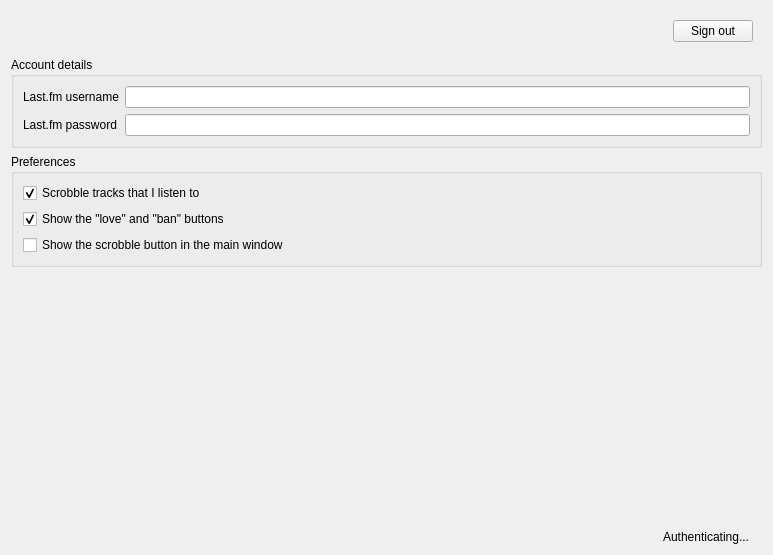
The window that src/radio/lastfmconfig.ui (clementine-player/Clementine) describes before a commit, drawn with Qt 5.
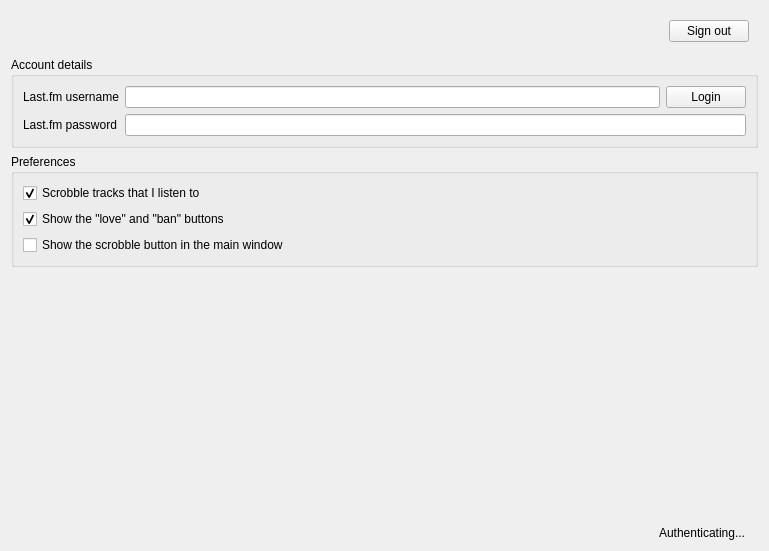
The same window after the commit. Custom widgets are drawn as their Qt base class.

Commit message: Added Login button to Last.Fm and others online services. Fixes issue 1772

What changed in the file:
```diff
--- a/src/radio/lastfmconfig.ui
+++ b/src/radio/lastfmconfig.ui
@@ -6,8 +6,8 @@
    <rect>
     <x>0</x>
     <y>0</y>
-    <width>773</width>
-    <height>555</height>
+    <width>769</width>
+    <height>551</height>
    </rect>
   </property>
   <layout class="QVBoxLayout" name="verticalLayout_2">
@@ -92,6 +92,13 @@
         <item>
          <widget class="QLineEdit" name="username"/>
         </item>
+        <item>
+         <widget class="QPushButton" name="login">
+          <property name="text">
+           <string>Login</string>
+          </property>
+         </widget>
+        </item>
        </layout>
       </item>
       <item row="2" column="0">
```
Left out of the diff: 3 changed lines with no effect on the pictures. The commit also changes 69 other files.
